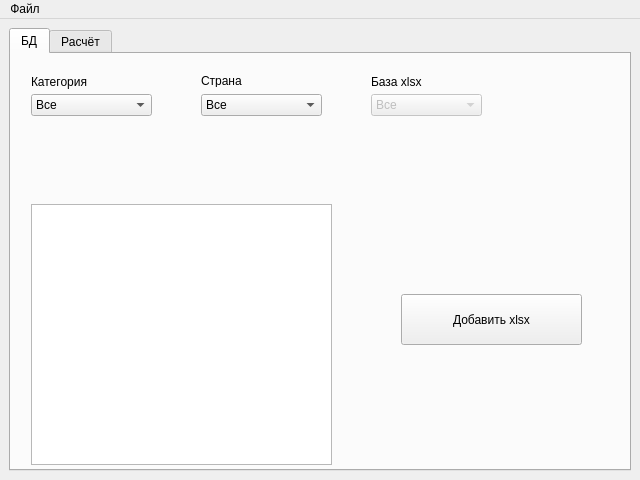
The window that design.ui (KirillRya/AlexProject) describes before a commit, drawn with Qt 5.
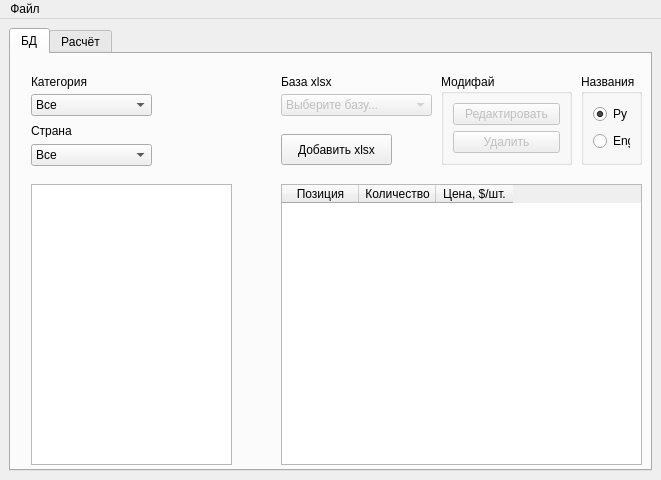
The same window after the commit.

The edit to the form file:
```diff
--- a/design.ui
+++ b/design.ui
@@ -6,7 +6,7 @@
    <rect>
     <x>0</x>
     <y>0</y>
-    <width>640</width>
+    <width>661</width>
     <height>480</height>
    </rect>
   </property>
@@ -15,7 +15,7 @@
   </property>
   <widget class="QWidget" name="centralwidget">
    <layout class="QGridLayout" name="gridLayout">
-    <item row="0" column="0">
+    <item row="1" column="0">
      <widget class="QTabWidget" name="tabWidget">
       <property name="currentIndex">
        <number>0</number>
@@ -55,8 +55,8 @@
        <widget class="QLabel" name="label_2">
         <property name="geometry">
          <rect>
-          <x>190</x>
-          <y>20</y>
+          <x>20</x>
+          <y>70</y>
           <width>47</width>
           <height>13</height>
          </rect>
@@ -68,8 +68,8 @@
        <widget class="QComboBox" name="countryBox">
         <property name="geometry">
          <rect>
-          <x>190</x>
-          <y>40</y>
+          <x>20</x>
+          <y>90</y>
           <width>121</width>
           <height>22</height>
          </rect>
@@ -84,16 +84,16 @@
         <property name="geometry">
          <rect>
           <x>20</x>
-          <y>150</y>
-          <width>301</width>
-          <height>261</height>
+          <y>130</y>
+          <width>201</width>
+          <height>281</height>
          </rect>
         </property>
        </widget>
        <widget class="QLabel" name="label_3">
         <property name="geometry">
          <rect>
-          <x>360</x>
+          <x>270</x>
           <y>20</y>
           <width>91</width>
           <height>16</height>
@@ -109,31 +109,138 @@
         </property>
         <property name="geometry">
          <rect>
-          <x>360</x>
+          <x>270</x>
           <y>40</y>
-          <width>111</width>
+          <width>151</width>
           <height>22</height>
          </rect>
         </property>
         <item>
          <property name="text">
-          <string>Все</string>
+          <string>Выберите базу...</string>
          </property>
         </item>
        </widget>
        <widget class="QPushButton" name="addXlsBtn">
         <property name="geometry">
          <rect>
-          <x>390</x>
-          <y>240</y>
-          <width>181</width>
-          <height>51</height>
+          <x>270</x>
+          <y>80</y>
+          <width>111</width>
+          <height>31</height>
          </rect>
         </property>
         <property name="text">
          <string>Добавить xlsx</string>
         </property>
        </widget>
+       <widget class="QTableWidget" name="baseInfo">
+        <property name="geometry">
+         <rect>
+          <x>270</x>
+          <y>130</y>
+          <width>361</width>
+          <height>281</height>
+         </rect>
+        </property>
+        <property name="lineWidth">
+         <number>1</number>
+        </property>
+        <property name="selectionMode">
+         <enum>QAbstractItemView::SingleSelection</enum>
+        </property>
+        <property name="rowCount">
+         <number>0</number>
+        </property>
+        <property name="columnCount">
+         <number>3</number>
+        </property>
+        <attribute name="horizontalHeaderDefaultSectionSize">
+         <number>77</number>
+        </attribute>
+        <column>
+         <property name="text">
+          <string>Позиция</string>
+         </property>
+        </column>
+        <column>
+         <property name="text">
+          <string>Количество</string>
+         </property>
+        </column>
+        <column>
+         <property name="text">
+          <string>Цена, $/шт.</string>
+         </property>
+        </column>
+       </widget>
+       <widget class="QGroupBox" name="groupBox">
+        <property name="geometry">
+         <rect>
+          <x>430</x>
+          <y>20</y>
+          <width>131</width>
+          <height>91</height>
+         </rect>
+        </property>
+        <property name="title">
+         <string>Модифай</string>
+        </property>
+        <layout class="QVBoxLayout" name="verticalLayout">
+         <item>
+          <widget class="QPushButton" name="pushButton">
+           <property name="enabled">
+            <bool>false</bool>
+           </property>
+           <property name="text">
+            <string>Редактировать</string>
+           </property>
+          </widget>
+         </item>
+         <item>
+          <widget class="QPushButton" name="pushButton_2">
+           <property name="enabled">
+            <bool>false</bool>
+           </property>
+           <property name="text">
+            <string>Удалить</string>
+           </property>
+          </widget>
+         </item>
+        </layout>
+       </widget>
+       <widget class="QGroupBox" name="groupBox_2">
+        <property name="geometry">
+         <rect>
+          <x>570</x>
+          <y>20</y>
+          <width>61</width>
+          <height>91</height>
+         </rect>
+        </property>
+        <property name="title">
+         <string>Названия</string>
+        </property>
+        <layout class="QVBoxLayout" name="verticalLayout_2">
+         <item>
+          <widget class="QRadioButton" name="radioButton">
+           <property name="text">
+            <string>Ру</string>
+           </property>
+           <property name="checked">
+            <bool>true</bool>
+           </property>
+          </widget>
+         </item>
+         <item>
+          <widget class="QRadioButton" name="radioButton_2">
+           <property name="text">
+            <string>Eng</string>
+           </property>
+          </widget>
+         </item>
+        </layout>
+       </widget>
       </widget>
       <widget class="QWidget" name="tab_2">
        <attribute name="title">
@@ -149,7 +256,7 @@
     <rect>
      <x>0</x>
      <y>0</y>
-     <width>640</width>
+     <width>661</width>
      <height>21</height>
     </rect>
    </property>
```
Left out of the diff: 128 changed lines with no effect on the pictures.
